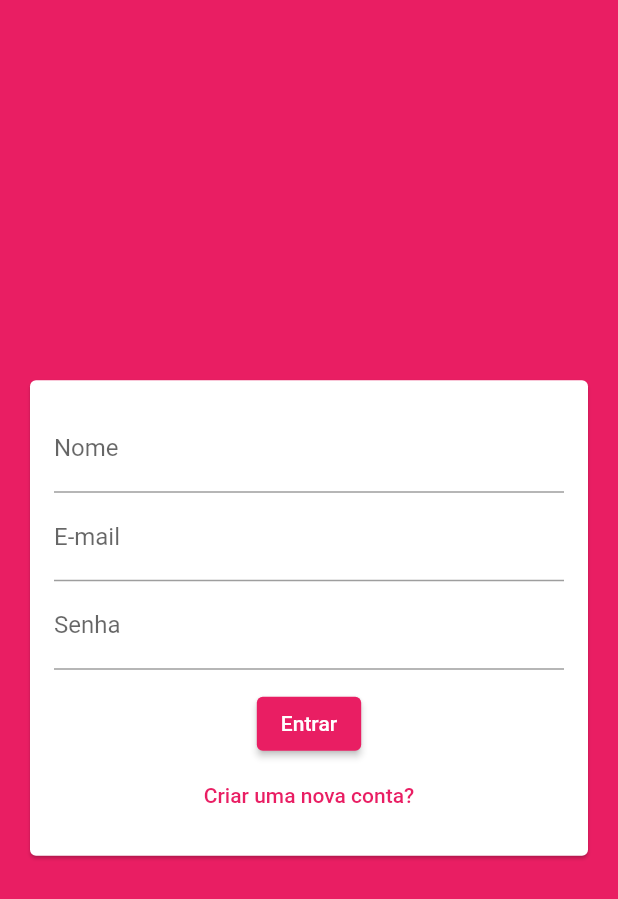
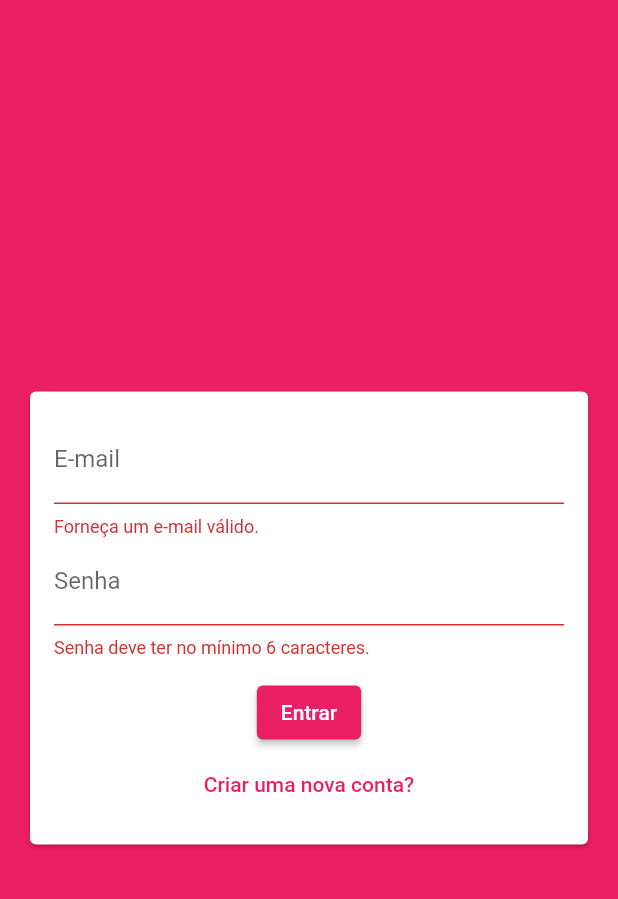
Before and after one commit to diegowinter/curso-flutter, a Flutter app: the screen it shows after launch, after a tap on "Entrar", on a phone screen of 412 x 824 dp. Shown: the top 899 px of the screen. Run offline on Flutter 3.47's test engine with Material 2 defaults, Android fonts, the phone set to English and light mode, and no system bars; our stand-ins replace cloud_firestore, firebase_core, google_maps_flutter, image_picker, location, shared_preferences and 1 more; accounts and stored records are empty.

Commit message:
project(chat): evoluindo tela autenticação

```diff
--- /dev/null
+++ b/chat/lib/models/auth_data.dart
@@ -0,0 +1,23 @@
+enum AuthMode {
+  LOGIN,
+  SIGNUP,
+}
+
+class AuthData {
+  late String name;
+  late String email;
+  late String password;
+  AuthMode _mode = AuthMode.LOGIN;
+
+  bool get isSignup {
+    return _mode == AuthMode.SIGNUP;
+  }
+
+  bool get isLogin {
+    return _mode == AuthMode.LOGIN;
+  }
+
+  void toggleMode() {
+    _mode = _mode == AuthMode.LOGIN ? AuthMode.SIGNUP : AuthMode.LOGIN;
+  }
+}
--- a/chat/lib/widgets/auth_form.dart
+++ b/chat/lib/widgets/auth_form.dart
@@ -1,3 +1,4 @@
+import 'package:chat/models/auth_data.dart';
 import 'package:flutter/material.dart';
 
 class AuthForm extends StatefulWidget {
@@ -5,42 +6,93 @@ class AuthForm extends StatefulWidget {
   _AuthFormState createState() => _AuthFormState();
 }
 
-class _AuthFormState extends State<AuthForm> {
+class _AuthFormState extends State<AuthForm>
+    with SingleTickerProviderStateMixin {
+  final GlobalKey<FormState> _formKey = GlobalKey();
+  final AuthData _authData = AuthData();
+
+  _submit() {
+    bool isValid = _formKey.currentState!.validate();
+    FocusScope.of(context).unfocus();
+
+    if (isValid) {
+      print(_authData);
+    }
+  }
+
   @override
   Widget build(BuildContext context) {
     return Center(
       child: Card(
         margin: EdgeInsets.all(20),
-        child: SingleChildScrollView(
+        child: AnimatedSize(
+          vsync: this,
+          duration: Duration(milliseconds: 150),
           child: Padding(
             padding: EdgeInsets.all(16),
             child: Form(
+              key: _formKey,
               child: Column(
+                mainAxisSize: MainAxisSize.min,
                 children: [
+                  if (_authData.isSignup)
+                    TextFormField(
+                      key: ValueKey('name'),
+                      decoration: InputDecoration(
+                        labelText: 'Nome',
+                      ),
+                      onChanged: (value) => _authData.name = value,
+                      validator: (value) {
+                        if (value == null || value.trim().length < 4) {
+                          return 'Nome deve ter no mínimo 4 caracteres.';
+                        }
+                        return null;
+                      },
+                    ),
                   TextFormField(
-                    decoration: InputDecoration(
-                      labelText: 'Nome',
-                    ),
-                  ),
-                  TextFormField(
+                    key: ValueKey('email'),
                     decoration: InputDecoration(
                       labelText: 'E-mail',
                     ),
+                    onChanged: (value) => _authData.email = value,
+                    validator: (value) {
+                      if (value == null || !value.contains('@')) {
+                        return 'Forneça um e-mail válido.';
+                      }
+
+                      return null;
+                    },
                   ),
                   TextFormField(
+                    key: ValueKey('password'),
                     obscureText: true,
                     decoration: InputDecoration(
                       labelText: 'Senha',
                     ),
+                    onChanged: (value) => _authData.password = value,
+                    validator: (value) {
+                      if (value == null || value.trim().length < 8) {
+                        return 'Senha deve ter no mínimo 6 caracteres.';
+                      }
+                      return null;
+                    },
                   ),
                   SizedBox(height: 12),
                   ElevatedButton(
-                    child: Text('Entrar'),
-                    onPressed: () {},
+                    child: Text(_authData.isLogin ? 'Entrar' : 'Cadastrar'),
+                    onPressed: _submit,
                   ),
                   TextButton(
-                    child: Text('Criar uma nova conta?'),
-                    onPressed: () {},
+                    child: Text(
+                      _authData.isLogin
+                          ? 'Criar uma nova conta?'
+                          : 'Já possui uma conta?',
+                    ),
+                    onPressed: () {
+                      setState(() {
+                        _authData.toggleMode();
+                      });
+                    },
                   )
                 ],
               ),
```
